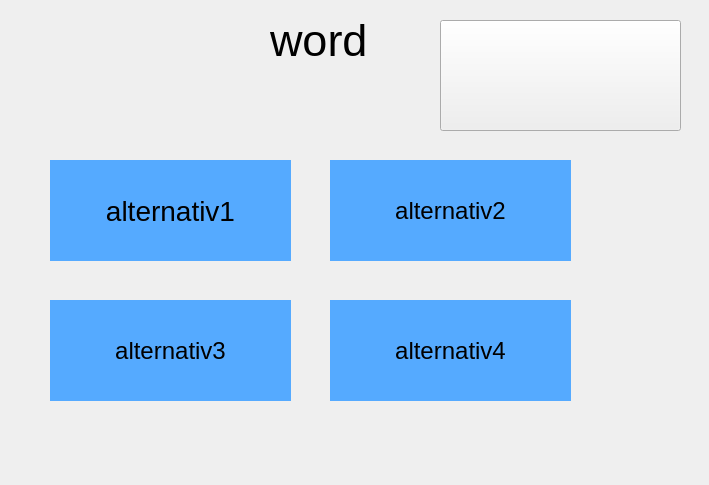
Qt form GlossaryQt/dialog.ui (simsam134/Glossary-Test) before a commit.
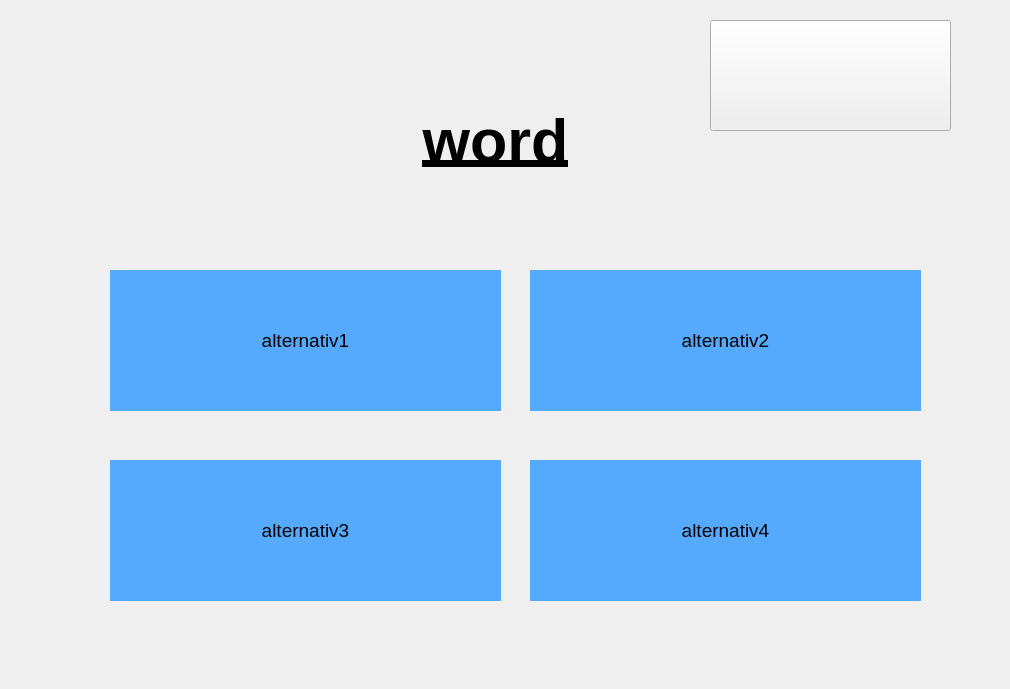
The same form after that commit. Icons and pictures are not drawn.

```diff
--- a/GlossaryQt/dialog.ui
+++ b/GlossaryQt/dialog.ui
@@ -6,8 +6,8 @@
    <rect>
     <x>0</x>
     <y>0</y>
-    <width>709</width>
-    <height>485</height>
+    <width>1010</width>
+    <height>689</height>
    </rect>
   </property>
   <property name="windowTitle">
@@ -16,33 +16,41 @@
   <widget class="QLabel" name="word">
    <property name="geometry">
     <rect>
-     <x>270</x>
-     <y>10</y>
-     <width>131</width>
-     <height>61</height>
+     <x>30</x>
+     <y>60</y>
+     <width>931</width>
+     <height>161</height>
     </rect>
    </property>
    <property name="font">
     <font>
-     <pointsize>34</pointsize>
+     <pointsize>46</pointsize>
+     <bold>true</bold>
+     <underline>true</underline>
     </font>
    </property>
+   <property name="layoutDirection">
+    <enum>Qt::LeftToRight</enum>
+   </property>
    <property name="text">
     <string>word</string>
    </property>
+   <property name="alignment">
+    <set>Qt::AlignCenter</set>
+   </property>
   </widget>
   <widget class="QPushButton" name="alt1">
    <property name="geometry">
     <rect>
-     <x>50</x>
-     <y>160</y>
-     <width>241</width>
-     <height>101</height>
+     <x>110</x>
+     <y>270</y>
+     <width>391</width>
+     <height>141</height>
     </rect>
    </property>
    <property name="font">
     <font>
-     <pointsize>21</pointsize>
+     <pointsize>14</pointsize>
     </font>
    </property>
    <property name="styleSheet">
@@ -56,15 +64,15 @@
   <widget class="QPushButton" name="alt2">
    <property name="geometry">
     <rect>
-     <x>330</x>
-     <y>160</y>
-     <width>241</width>
-     <height>101</height>
+     <x>530</x>
+     <y>270</y>
+     <width>391</width>
+     <height>141</height>
     </rect>
    </property>
    <property name="font">
     <font>
-     <pointsize>18</pointsize>
+     <pointsize>14</pointsize>
     </font>
    </property>
    <property name="styleSheet">
@@ -78,15 +86,15 @@
   <widget class="QPushButton" name="alt3">
    <property name="geometry">
     <rect>
-     <x>50</x>
-     <y>300</y>
-     <width>241</width>
-     <height>101</height>
+     <x>110</x>
+     <y>460</y>
+     <width>391</width>
+     <height>141</height>
     </rect>
    </property>
    <property name="font">
     <font>
-     <pointsize>18</pointsize>
+     <pointsize>14</pointsize>
     </font>
    </property>
    <property name="styleSheet">
@@ -100,15 +108,15 @@
   <widget class="QPushButton" name="alt4">
    <property name="geometry">
     <rect>
-     <x>330</x>
-     <y>300</y>
-     <width>241</width>
-     <height>101</height>
+     <x>530</x>
+     <y>460</y>
+     <width>391</width>
+     <height>141</height>
     </rect>
    </property>
    <property name="font">
     <font>
-     <pointsize>18</pointsize>
+     <pointsize>14</pointsize>
     </font>
    </property>
    <property name="styleSheet">
@@ -122,7 +130,7 @@
   <widget class="QPushButton" name="NextQuestionButton">
    <property name="geometry">
     <rect>
-     <x>440</x>
+     <x>710</x>
      <y>20</y>
      <width>241</width>
      <height>111</height>
```
